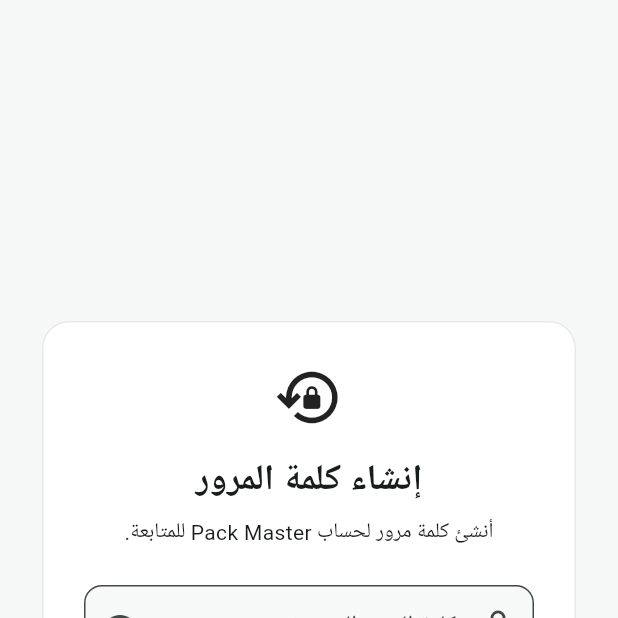
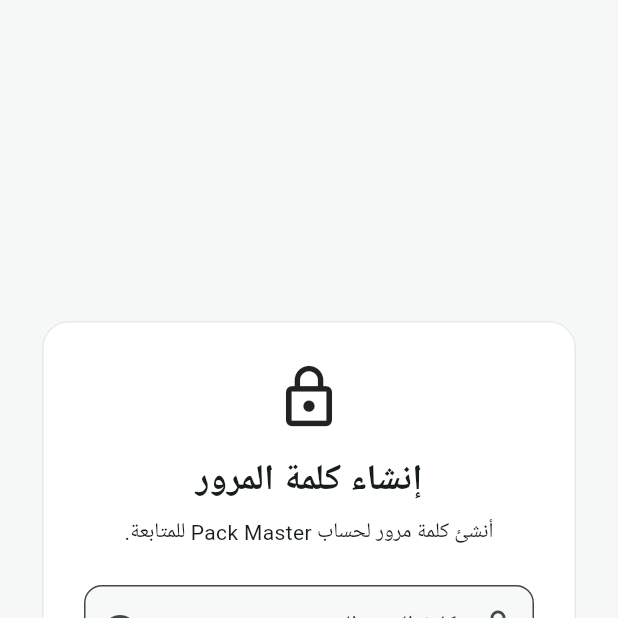
Before and after one commit to Shadyelsawy536/Roll-N-Box, a Flutter app: the SetPasswordPage screen opened directly, on a phone screen of 412 x 824 dp, the top half of it. Run offline on Flutter 3.47's test engine with Material 3 defaults, Android fonts, the phone set to English and light mode, and no system bars; our stand-ins replace printing, supabase_flutter; missing offline and left inert: excel, file_saver; accounts and stored records are empty.

Commit message:
Use supported lock icon in password setup screen

```diff
--- a/lib/main.dart
+++ b/lib/main.dart
@@ -241,7 +241,7 @@
                       child: Column(
                         crossAxisAlignment: CrossAxisAlignment.stretch,
                         children: [
-                          const Icon(Icons.lock_reset_outlined, size: 46),
+                          const Icon(Icons.lock_outline, size: 46),
                           const SizedBox(height: 16),
                           Text('إنشاء كلمة المرور', textAlign: TextAlign.center,
                               style: Theme.of(context).textTheme.headlineSmall?.copyWith(fontWeight: FontWeight.bold)),
```
